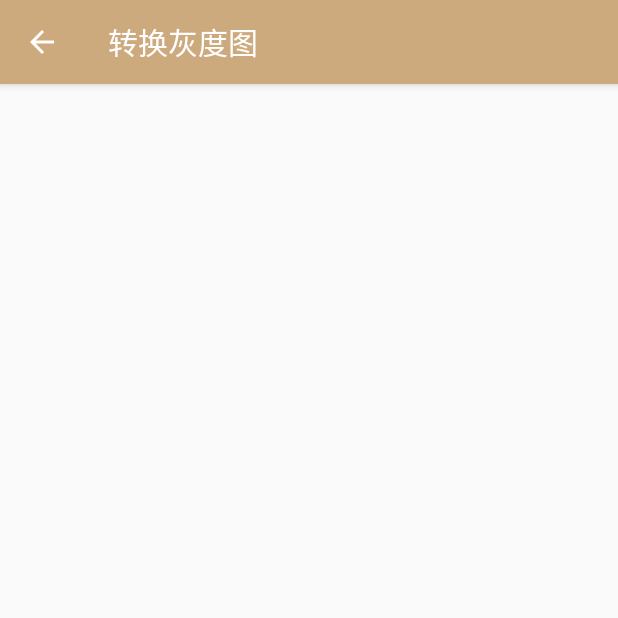
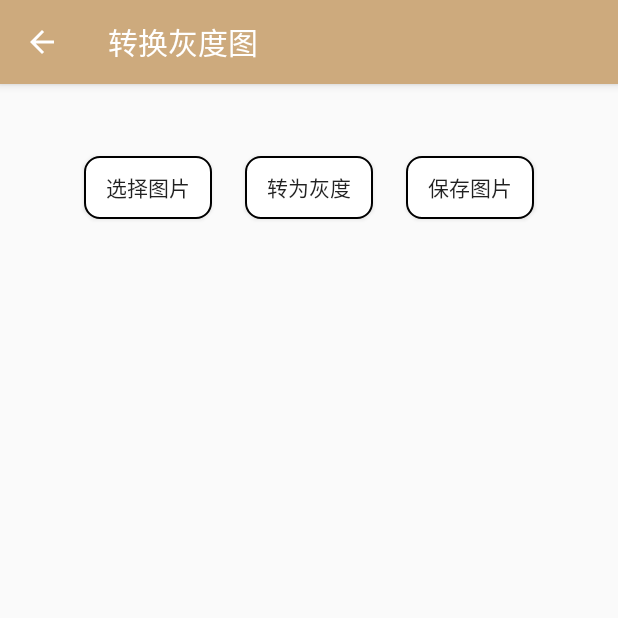
Before and after one commit to icaruszezen/Android_MiniToolBOX, an Android app: the screen it shows after launch (ToolDstImage), after a tap on "转换灰度图", on a phone screen of 412 x 824 dp, the top half of it. Run offline under Robolectric (Android 15) with nearby library versions, the phone set to English and light mode, and no system bars; our stand-ins replace navigation-ui.

Commit message:
v1.1.0
添加了两个功能，修复了部分bug

```diff
--- a/app/src/main/java/cn/net/lovelive/mintoolbox/MainActivity.java
+++ b/app/src/main/java/cn/net/lovelive/mintoolbox/MainActivity.java
@@ -1,7 +1,16 @@
 //By Zezen
 package cn.net.lovelive.mintoolbox;
 
+import android.app.Activity;
+import android.content.ContentResolver;
+import android.content.Context;
+import android.content.Intent;
+import android.content.pm.PackageManager;
+import android.database.Cursor;
+import android.net.Uri;
 import android.os.Bundle;
+import android.provider.MediaStore;
+import android.support.v4.app.ActivityCompat;
 import android.view.Gravity;
 import android.view.MenuInflater;
 import android.view.MenuItem;
@@ -25,6 +34,8 @@ import java.util.Timer;
 import java.util.TimerTask;
 
 import cn.net.lovelive.mintoolbox.tool.UUID.ToolUUID;
+
+import static android.support.v4.app.ActivityCompat.startActivityForResult;
 
 public class MainActivity extends AppCompatActivity {
 
@@ -95,4 +106,23 @@ public class MainActivity extends AppCompatActivity {
         }, cnt );
     }
 
+    //存储权限
+    private static final int REQUEST_EXTERNAL_STORAGE = 1;
+    private static String[] PERMISSIONS_STORAGE = {
+            "android.permission.READ_EXTERNAL_STORAGE",
+            "android.permission.WRITE_EXTERNAL_STORAGE" };
+    public static void verifyStoragePermissions(Activity activity) {
+
+        try {
+            //检测是否有写的权限
+            int permission = ActivityCompat.checkSelfPermission(activity,
+                    "android.permission.WRITE_EXTERNAL_STORAGE");
+            if (permission != PackageManager.PERMISSION_GRANTED) {
+                // 没有写的权限，去申请写的权限，会弹出对话框
+                ActivityCompat.requestPermissions(activity, PERMISSIONS_STORAGE,REQUEST_EXTERNAL_STORAGE);
+            }
+        } catch (Exception e) {
+            e.printStackTrace();
+        }
+    }
 }
--- a/app/src/main/java/cn/net/lovelive/mintoolbox/ui/home/HomeFragment.java
+++ b/app/src/main/java/cn/net/lovelive/mintoolbox/ui/home/HomeFragment.java
@@ -15,13 +15,16 @@ import cn.net.lovelive.mintoolbox.tool.ASCII.ToolASCII;
 
 public class HomeFragment extends Fragment {
 
-    private Button button1,button2,button3;
+    //主页按钮事件
+    private Button button1,button2,button3,button4;
+
     public View onCreateView(@NonNull LayoutInflater inflater,
                              ViewGroup container, Bundle savedInstanceState) {
         View root = inflater.inflate(R.layout.fragment_home, container, false);
         button1 = root.findViewById(R.id.btn_UUID);
         button2 = root.findViewById(R.id.btn_ASCII);
         button3 = root.findViewById(R.id.btn_DstImage);
+        button4 = root.findViewById(R.id.btn_file);
         button1.setOnClickListener(new View.OnClickListener() {
             @Override
             public void onClick(View v) {
@@ -43,6 +46,13 @@ public class HomeFragment extends Fragment {
                 getActivity().startActivity(intent);//当然也可以写成getContext()
             }
         });
+        button4.setOnClickListener(new View.OnClickListener() {
+            @Override
+            public void onClick(View v) {
+                Intent intent=new Intent(getContext(),cn.net.lovelive.mintoolbox.tool.FILE.ToolFile.class);
+                getActivity().startActivity(intent);//当然也可以写成getContext()
+            }
+        });
         return root;
     }
 
--- a/app/src/main/res/layout/activity_tool_dstimage.xml
+++ b/app/src/main/res/layout/activity_tool_dstimage.xml
@@ -1,6 +1,55 @@
 <?xml version="1.0" encoding="utf-8"?>
 <android.support.constraint.ConstraintLayout
-    xmlns:android="http://schemas.android.com/apk/res/android" android:layout_width="match_parent"
+    xmlns:android="http://schemas.android.com/apk/res/android"
+    xmlns:app="http://schemas.android.com/apk/res-auto"
+    xmlns:tools="http://schemas.android.com/tools"
+    android:layout_width="match_parent"
     android:layout_height="match_parent">
 
+    <Button
+        android:id="@+id/btn_chooseimg"
+        android:layout_width="85dp"
+        android:layout_height="42dp"
+        android:layout_marginStart="56dp"
+        android:layout_marginTop="48dp"
+        android:background="@drawable/btn_bg"
+        android:text="选择图片"
+        app:layout_constraintStart_toStartOf="parent"
+        app:layout_constraintTop_toTopOf="parent" />
+
+    <Button
+        android:id="@+id/btn_changeimg"
+        android:layout_width="85dp"
+        android:layout_height="42dp"
+        android:layout_marginTop="48dp"
+        android:background="@drawable/btn_bg"
+        android:text="转为灰度"
+        app:layout_constraintEnd_toStartOf="@+id/btn_saveimg"
+        app:layout_constraintStart_toEndOf="@+id/btn_chooseimg"
+        app:layout_constraintTop_toTopOf="parent" />
+
+    <Button
+        android:id="@+id/btn_saveimg"
+        android:layout_width="85dp"
+        android:layout_height="42dp"
+        android:layout_marginTop="48dp"
+        android:layout_marginEnd="56dp"
+        android:background="@drawable/btn_bg"
+        android:text="保存图片"
+        app:layout_constraintEnd_toEndOf="parent"
+        app:layout_constraintTop_toTopOf="parent" />
+
+    <ImageView
+        android:id="@+id/img_choose"
+        android:layout_width="wrap_content"
+        android:layout_height="wrap_content"
+        android:layout_marginStart="8dp"
+        android:layout_marginTop="128dp"
+        android:layout_marginEnd="8dp"
+        android:adjustViewBounds="true"
+        app:layout_constraintEnd_toEndOf="parent"
+        app:layout_constraintHorizontal_bias="0.523"
+        app:layout_constraintStart_toStartOf="parent"
+        app:layout_constraintTop_toTopOf="parent"
+        tools:srcCompat="@color/ic_kotori_background" />
 </android.support.constraint.ConstraintLayout>
```
Also changed, not shown: app/src/main/AndroidManifest.xml (+11 -1 lines), app/src/main/java/cn/net/lovelive/mintoolbox/tool/DSTIMAGE/MakeDstImage.java (+77 -0 lines), app/src/main/java/cn/net/lovelive/mintoolbox/tool/DSTIMAGE/ToolDstImage.java (+107 -0 lines), app/src/main/java/cn/net/lovelive/mintoolbox/tool/FILE/MakeFlie.java (added, +160 -0 lines), app/src/main/java/cn/net/lovelive/mintoolbox/tool/FILE/ToolFile.java (added, +108 -0 lines), app/src/main/res/drawable/tv_bg.xml (added, +15 -0 lines), app/src/main/res/layout/activity_tool_file.xml (added, +143 -0 lines), app/src/main/res/layout/fragment_home.xml (+11 -0 lines).
